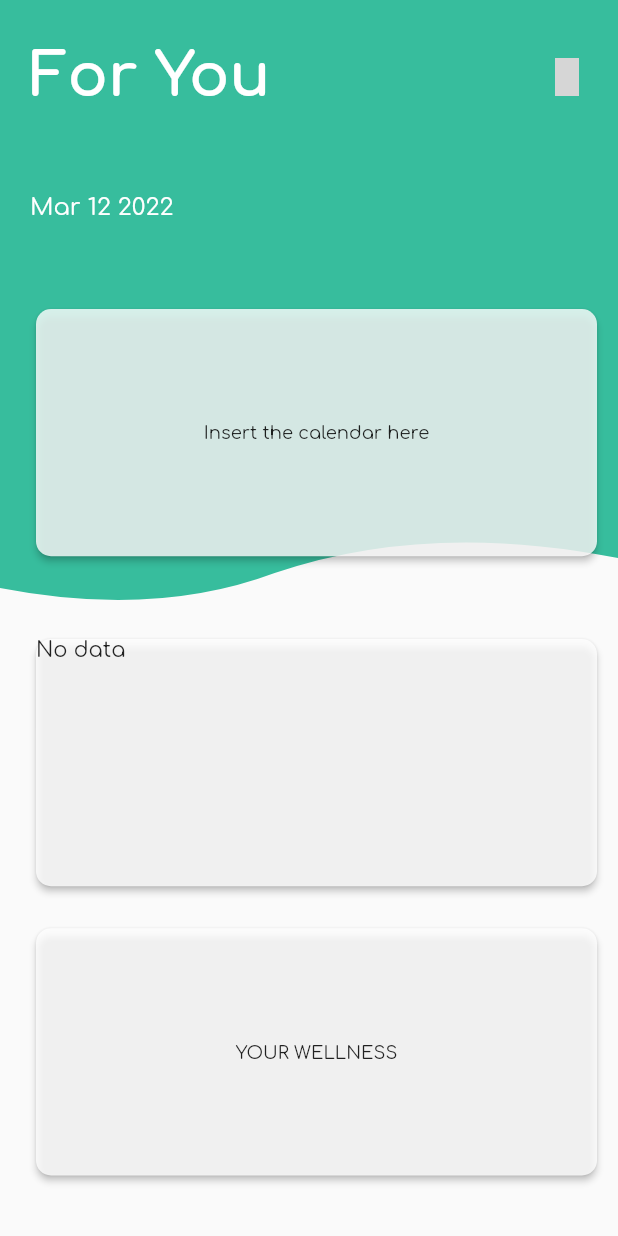
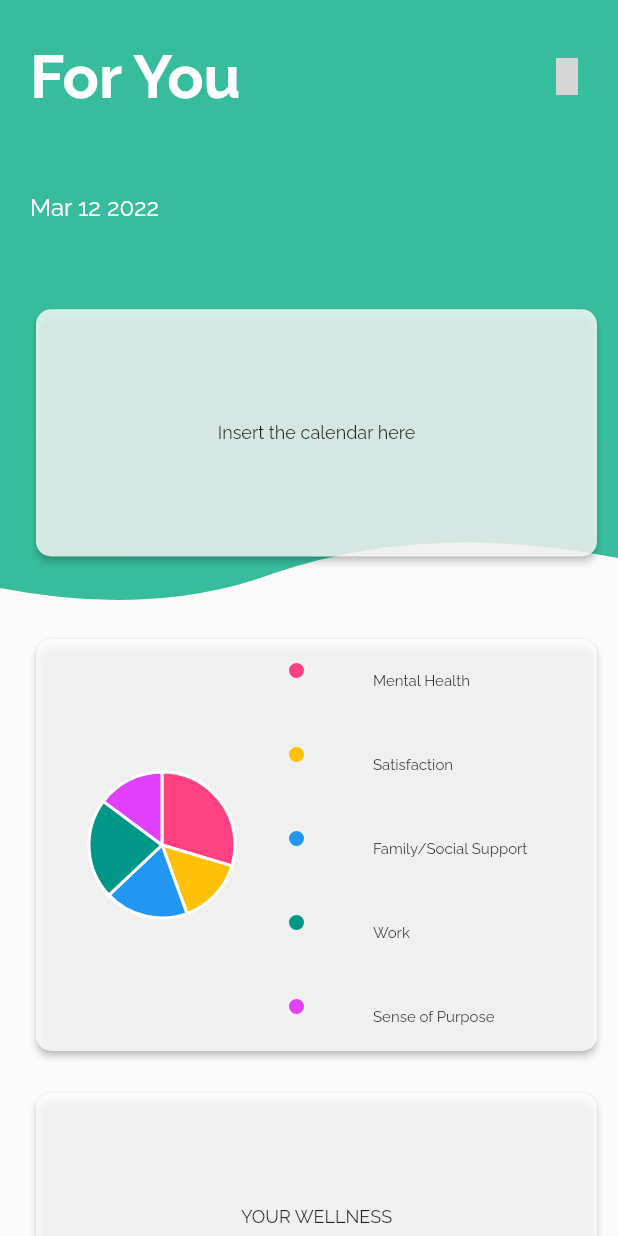
Before and after one commit to ogaroh/shamiri_health, a Flutter app: the screen it shows after launch, on a phone screen of 412 x 824 dp. Run offline on Flutter 3.47's test engine with Material 2 defaults, Android fonts, the phone set to English and light mode, and no system bars; our stand-ins replace charts_flutter, flutter_custom_clippers, google_fonts; missing offline and left inert: carbon_icons; grey boxes are pictures that could not be loaded.

Commit message:
pie chart done

```diff
--- a/lib/src/custom/default_chart.dart
+++ b/lib/src/custom/default_chart.dart
@@ -0,0 +1,28 @@
+import 'package:flutter/material.dart';
+import 'package:shamiri/src/models/category.dart';
+import 'package:charts_flutter/flutter.dart' as charts;
+
+class DefaultChart extends StatelessWidget {
+  const DefaultChart({Key? key, required this.data}) : super(key: key);
+  final List<ChartCategory> data;
+
+  @override
+  Widget build(BuildContext context) {
+    List<charts.Series<ChartCategory, String>> series = [
+      charts.Series(
+        id: "Categories",
+        data: data,
+        domainFn: (ChartCategory series, _) => series.title,
+        measureFn: (ChartCategory series, _) => series.rating,
+        colorFn: (ChartCategory series, _) =>
+            charts.ColorUtil.fromDartColor(series.color),
+        labelAccessorFn: (ChartCategory series, _) =>
+            '${series.title}: ${series.rating}',
+      ),
+    ];
+    return charts.PieChart(
+      series,
+      animate: true,
+    );
+  }
+}
--- a/lib/src/models/category.dart
+++ b/lib/src/models/category.dart
@@ -1,9 +1,9 @@
-import 'package:charts_flutter/flutter.dart' as charts;
+import 'package:flutter/material.dart';
 
 class ChartCategory {
   final String title;
   final int rating;
-  final charts.Color color;
+  final Color color;
 
   ChartCategory({
     required this.title,
--- a/lib/src/screens/home.dart
+++ b/lib/src/screens/home.dart
@@ -2,13 +2,78 @@ import 'package:carbon_icons/carbon_icons.dart';
 import 'package:flutter/material.dart';
 import 'package:flutter_custom_clippers/flutter_custom_clippers.dart';
 import 'package:intl/intl.dart';
+import 'package:shamiri/src/custom/default_chart.dart';
+import 'package:shamiri/src/models/category.dart';
 import 'package:shamiri/src/settings/settings_view.dart';
 import 'package:shamiri/src/theme/colors.dart';
 
-class HomeScreen extends StatelessWidget {
+class HomeScreen extends StatefulWidget {
   const HomeScreen({Key? key}) : super(key: key);
 
   static const routeName = '/';
+
+  @override
+  State<HomeScreen> createState() => _HomeScreenState();
+}
+
+class _HomeScreenState extends State<HomeScreen> {
+  List<Widget> v = [];
+
+  final List<ChartCategory> data = [
+    ChartCategory(
+      title: "Mental Health",
+      rating: 8,
+      color: Colors.pinkAccent,
+    ),
+    ChartCategory(
+      title: "Satisfaction",
+      rating: 4,
+      color: Colors.amber,
+    ),
+    ChartCategory(
+      title: "Family/Social Support",
+      rating: 5,
+      color: Colors.blue,
+    ),
+    ChartCategory(
+      title: "Work",
+      rating: 6,
+      color: Colors.teal,
+    ),
+    ChartCategory(
+      title: "Sense of Purpose",
+      rating: 4,
+      color: Colors.purpleAccent,
+    ),
+  ];
+
+  buildKey() {
+    for (int i = 0; i < data.length; i++) {
+      ChartCategory category = data[i];
+      v.add(
+        ListTile(
+          leading: Container(
+            height: 10.0,
+            width: 10.0,
+            decoration: BoxDecoration(
+              color: category.color,
+              borderRadius: BorderRadius.circular(50.0),
+            ),
+          ),
+          title: Text(
+            category.title,
+            style: const TextStyle(fontSize: 10),
+          ),
+        ),
+      );
+    }
+  }
+
+  @override
+  void initState() {
+    super.initState();
+    buildKey();
+  }
 
   @override
   Widget build(BuildContext context) {
@@ -151,10 +216,26 @@ class HomeScreen extends StatelessWidget {
                   shape: RoundedRectangleBorder(
                     borderRadius: BorderRadius.circular(10),
                   ),
-                  child: SizedBox(
-                    width: double.infinity,
-                    height: height / 5.0,
-                    child: const Text("No data"),
+                  child: Row(
+                    crossAxisAlignment: CrossAxisAlignment.center,
+                    mainAxisAlignment: MainAxisAlignment.center,
+                    children: [
+                      SizedBox(
+                        width: width / 3.0,
+                        height: height / 3.0,
+                        child: Center(
+                          child: DefaultChart(data: data),
+                        ),
+                      ),
+                      SizedBox(
+                        width: width / 2.0,
+                        height: height / 3.0,
+                        child: Column(
+                          mainAxisAlignment: MainAxisAlignment.center,
+                          children: v,
+                        ),
+                      ),
+                    ],
                   ),
                 ),
               ),
--- a/lib/src/theme/theme.dart
+++ b/lib/src/theme/theme.dart
@@ -25,7 +25,7 @@ class CustomTheme {
 
 ThemeData kLightTheme = ThemeData(
   primarySwatch: customPrimarySwatch,
-  fontFamily: GoogleFonts.comfortaa().fontFamily,
+  fontFamily: GoogleFonts.raleway().fontFamily,
   brightness: Brightness.light,
   appBarTheme: const AppBarTheme(
     elevation: 0.0,
@@ -71,7 +71,7 @@ ThemeData kLightTheme = ThemeData(
 ThemeData kDarkTheme = ThemeData(
   primarySwatch: customPrimarySwatch,
   brightness: Brightness.dark,
-  fontFamily: GoogleFonts.comfortaa().fontFamily,
+  fontFamily: GoogleFonts.raleway().fontFamily,
   appBarTheme: const AppBarTheme(
     elevation: 0.0,
     backgroundColor: kDarkestGrey,
--- a/pubspec.yaml
+++ b/pubspec.yaml
@@ -22,6 +22,7 @@ dependencies:
   intl: ^0.17.0
   package_info_plus: ^1.4.0
   shared_preferences: ^2.0.13
+  table_calendar: ^3.0.4
 
 dev_dependencies:
   flutter_test:
```
Also changed, not shown: pubspec.lock.
